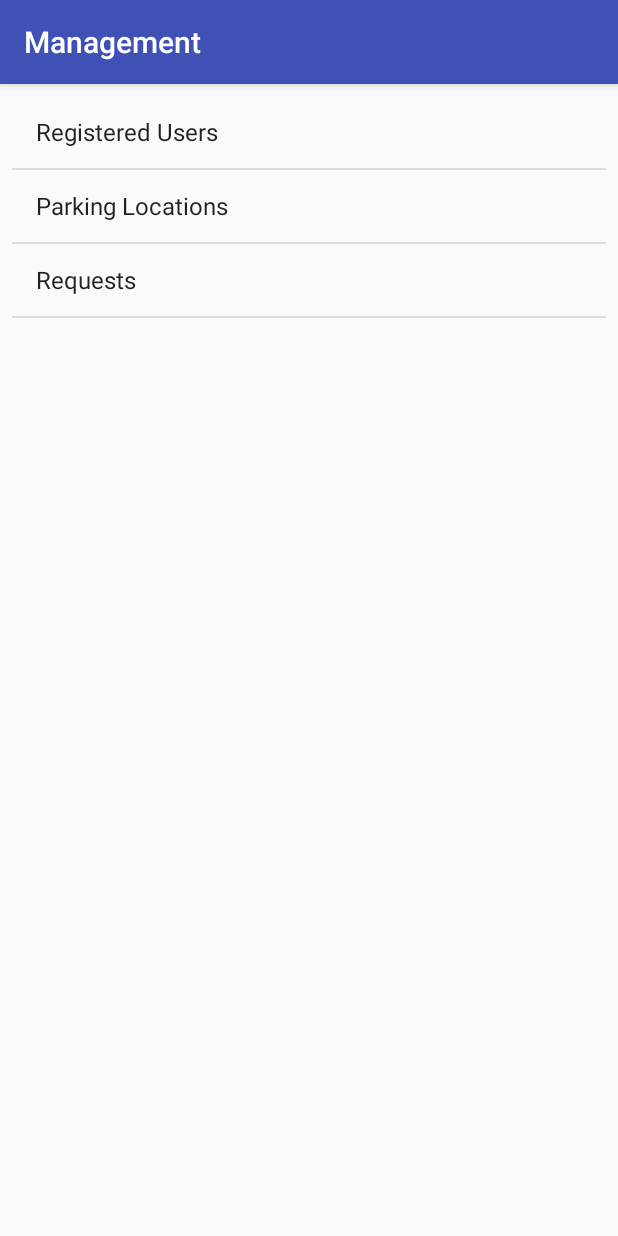
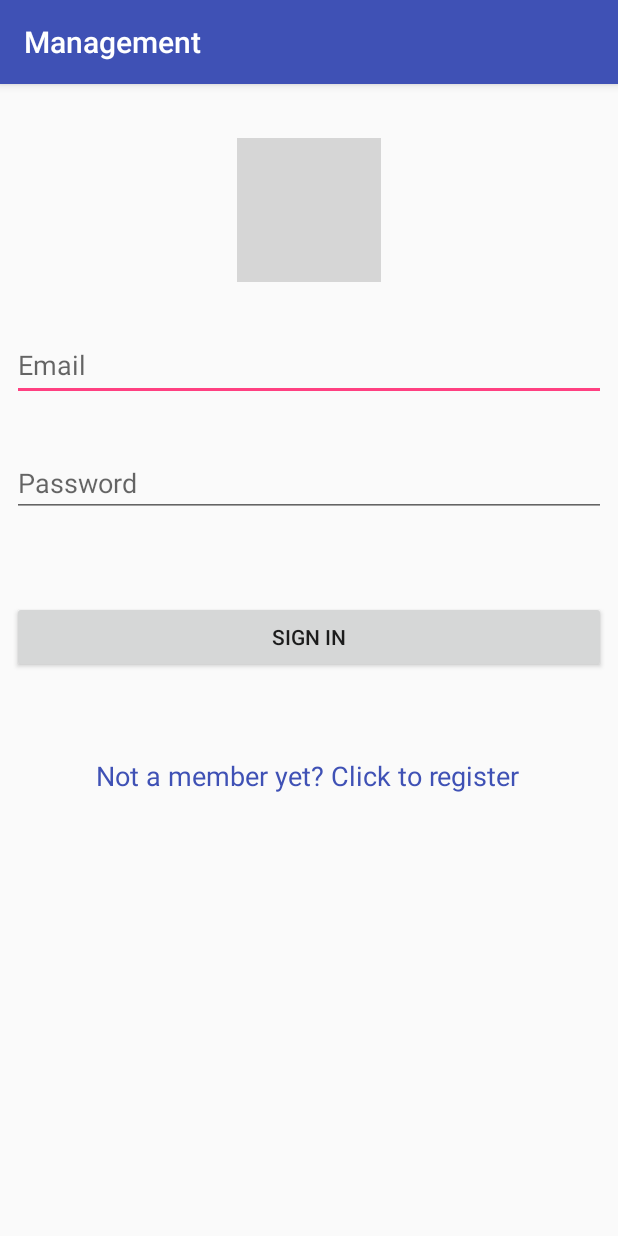
Before and after one commit to sourceparker/management, an Android app: the screen it shows after launch (MainActivity before the commit, SignInActivity after it), on a phone screen of 412 x 824 dp. Run offline under Robolectric (Android 15) with nearby library versions, the phone set to English and light mode, and no system bars; our stand-ins replace Firebase (no records; nobody signed in at launch, a user with empty details on screens opened directly); grey boxes are pictures that could not be loaded.

Commit message:
SignIn and AignUp worls perfectly

```diff
--- a/app/src/main/AndroidManifest.xml
+++ b/app/src/main/AndroidManifest.xml
@@ -12,7 +12,7 @@
         android:roundIcon="@mipmap/ic_launcher_round"
         android:supportsRtl="true"
         android:theme="@style/AppTheme">
-        <activity android:name=".MainActivity">
+        <activity android:name=".SignInActivity">
             <intent-filter>
                 <action android:name="android.intent.action.MAIN" />
 
@@ -26,7 +26,7 @@
         <activity android:name=".Per_User_Action_Details" />
         <activity android:name=".Per_Parking_lot_Details" />
         <activity android:name=".SignUpActivity" />
-        <activity android:name=".SignInActivity"></activity>
+        <activity android:name=".MainActivity"/>
     </application>
 
 </manifest>
--- a/app/src/main/java/com/example/larry/management/SignInActivity.java
+++ b/app/src/main/java/com/example/larry/management/SignInActivity.java
@@ -9,6 +9,7 @@ import android.util.Log;
 import android.view.View;
 import android.widget.Button;
 import android.widget.EditText;
+import android.widget.TextView;
 import android.widget.Toast;
 
 import com.google.android.gms.tasks.OnCompleteListener;
@@ -38,31 +39,33 @@ import com.google.firebase.auth.FirebaseUser;
 import com.google.firebase.database.DatabaseReference;
 import com.google.firebase.database.FirebaseDatabase;
 
+import org.w3c.dom.Text;
+
 public class SignInActivity extends AppCompatActivity {
 
-    private static final String TAG = "SignInActivity";
+    private static final String TAG = "MainActivity";
+
     private Button mSignIn;
     private EditText mEditEmail;
     private EditText mEditPassword;
-    private Button register;
+    private TextView register;
 
     private FirebaseDatabase mDatabase;
     private FirebaseAuth mAuth;
     private DatabaseReference mDatabaseReference;
     FirebaseAuth.AuthStateListener mAuthStateListener;
 
-
-
     @Override
     protected void onCreate(Bundle savedInstanceState) {
         super.onCreate(savedInstanceState);
         setContentView(R.layout.activity_sign_in);
 
+
         //make instances of widgets
         mEditEmail = findViewById(R.id.edtmail);
         mEditPassword = findViewById(R.id.editpassword);
         mSignIn = findViewById(R.id.btnSignIn);
-        register = findViewById(R.id.btnRegister);
+        register = findViewById(R.id.regTextView);
 
         //creating an instance of firebase authentication
         mAuth = FirebaseAuth.getInstance();
@@ -80,6 +83,7 @@ public class SignInActivity extends AppCompatActivity {
             @Override
             public void onClick(View view) {
                 startSignIn();
+                //                    next activity must start from here
 
             }
         });
@@ -124,8 +128,6 @@ public class SignInActivity extends AppCompatActivity {
 
                         mEditEmail.setText("");
                         mEditPassword.setText("");
-                        //for trial
-
                         Intent intent = new Intent(SignInActivity.this, MainActivity.class);
                         startActivity(intent);
 
@@ -140,5 +142,4 @@ public class SignInActivity extends AppCompatActivity {
             });
         }
     }
-
 }
--- a/app/src/main/res/layout/activity_sign_in.xml
+++ b/app/src/main/res/layout/activity_sign_in.xml
@@ -1,12 +1,10 @@
 <?xml version="1.0" encoding="utf-8"?>
-<ScrollView
-    xmlns:android="http://schemas.android.com/apk/res/android"
+<ScrollView xmlns:android="http://schemas.android.com/apk/res/android"
     xmlns:app="http://schemas.android.com/apk/res-auto"
     xmlns:tools="http://schemas.android.com/tools"
     android:layout_width="match_parent"
-    android:layout_height="match_parent"
 
-    >
+    android:layout_height="match_parent">
 
 
     <android.support.constraint.ConstraintLayout
@@ -16,51 +14,67 @@
         <EditText
             android:id="@+id/edtmail"
             android:layout_width="0dp"
-            android:layout_height="wrap_content"
-            android:layout_marginTop="232dp"
+            android:layout_height="47dp"
+            android:layout_marginEnd="8dp"
+            android:layout_marginStart="8dp"
+            android:layout_marginTop="32dp"
             android:ems="10"
             android:hint="@string/email"
             android:inputType="textEmailAddress"
-            android:textColor="@android:color/white"
             app:layout_constraintEnd_toEndOf="parent"
-            app:layout_constraintHorizontal_bias="0.0"
-            app:layout_constraintLeft_toLeftOf="parent"
-            app:layout_constraintRight_toRightOf="parent"
             app:layout_constraintStart_toStartOf="parent"
-            app:layout_constraintTop_toTopOf="parent"/>
+            app:layout_constraintTop_toBottomOf="@+id/imageView" />
 
         <EditText
             android:id="@+id/editpassword"
             android:layout_width="0dp"
             android:layout_height="wrap_content"
-            android:layout_marginTop="16dp"
+            android:layout_marginEnd="8dp"
+            android:layout_marginStart="8dp"
+            android:layout_marginTop="32dp"
             android:ems="10"
             android:hint="@string/password"
             android:inputType="textPassword"
-            app:layout_constraintEnd_toEndOf="@+id/edtmail"
-            app:layout_constraintStart_toStartOf="@+id/edtmail"
-            app:layout_constraintTop_toBottomOf="@+id/edtmail"/>
+            app:layout_constraintEnd_toEndOf="parent"
+            app:layout_constraintStart_toStartOf="parent"
+            app:layout_constraintTop_toBottomOf="@+id/edtmail" />
 
         <Button
             android:id="@+id/btnSignIn"
             android:layout_width="0dp"
             android:layout_height="wrap_content"
+            android:layout_marginStart="8dp"
             android:layout_marginTop="56dp"
             android:text="@string/sign_in"
             app:layout_constraintEnd_toEndOf="@+id/editpassword"
-            app:layout_constraintStart_toStartOf="@+id/editpassword"
+            app:layout_constraintHorizontal_bias="0.0"
+            app:layout_constraintStart_toStartOf="parent"
             app:layout_constraintTop_toBottomOf="@+id/editpassword"
-            tools:text="Sign In"/>
+            tools:text="Sign In" />
 
-        <Button
-            android:id="@+id/btnRegister"
-            android:layout_width="0dp"
+        <ImageView
+            android:id="@+id/imageView"
+            android:layout_width="wrap_content"
             android:layout_height="wrap_content"
-            android:layout_marginTop="16dp"
-            android:text="@string/new_user_register"
-            app:layout_constraintEnd_toEndOf="@+id/btnSignIn"
-            app:layout_constraintStart_toStartOf="@+id/btnSignIn"
-            app:layout_constraintTop_toBottomOf="@+id/btnSignIn"
-            tools:text="@string/new_user_register"/>
+            android:layout_marginEnd="8dp"
+            android:layout_marginStart="8dp"
+            android:layout_marginTop="36dp"
+            app:layout_constraintEnd_toEndOf="parent"
+            app:layout_constraintStart_toStartOf="parent"
+            app:layout_constraintTop_toTopOf="parent"
+            app:srcCompat="@drawable/sp" />
+
+        <TextView
+            android:id="@+id/regTextView"
+            android:layout_width="wrap_content"
+            android:layout_height="wrap_content"
+            android:layout_marginStart="64dp"
+            android:layout_marginTop="56dp"
+            android:text="@string/not_a_member_yet_click_to_register"
+            android:textColor="@color/colorPrimary"
+            android:textSize="18sp"
+            app:layout_constraintStart_toStartOf="parent"
+            app:layout_constraintTop_toBottomOf="@+id/btnSignIn" />
     </android.support.constraint.ConstraintLayout>
+
 </ScrollView>
--- a/app/src/main/res/values/colors.xml
+++ b/app/src/main/res/values/colors.xml
@@ -1,6 +1,6 @@
 <?xml version="1.0" encoding="utf-8"?>
 <resources>
-    <color name="colorPrimary">#3F51B5</color>
+    <color name="colorPrimary">#3f51b5</color>
     <color name="colorPrimaryDark">#303F9F</color>
     <color name="colorAccent">#FF4081</color>
 </resources>
--- a/app/src/main/res/values/strings.xml
+++ b/app/src/main/res/values/strings.xml
@@ -11,4 +11,5 @@
     <string name="new_user_register">New User? Register</string>
     <string name="phone_number">Phone Number</string>
     <string name="title_activity_maps">Map</string>
+    <string name="not_a_member_yet_click_to_register">Not a member yet? Click to register</string>
 </resources>
```
Also changed, not shown: app/build.gradle (+1 -9 lines), app/src/main/java/com/example/larry/management/IsManagement.java (added, +93 -0 lines), app/src/main/java/com/example/larry/management/SignUpActivity.java (+2 -8 lines), app/src/main/res/layout/activity_sign_up.xml (+14 -0 lines).
